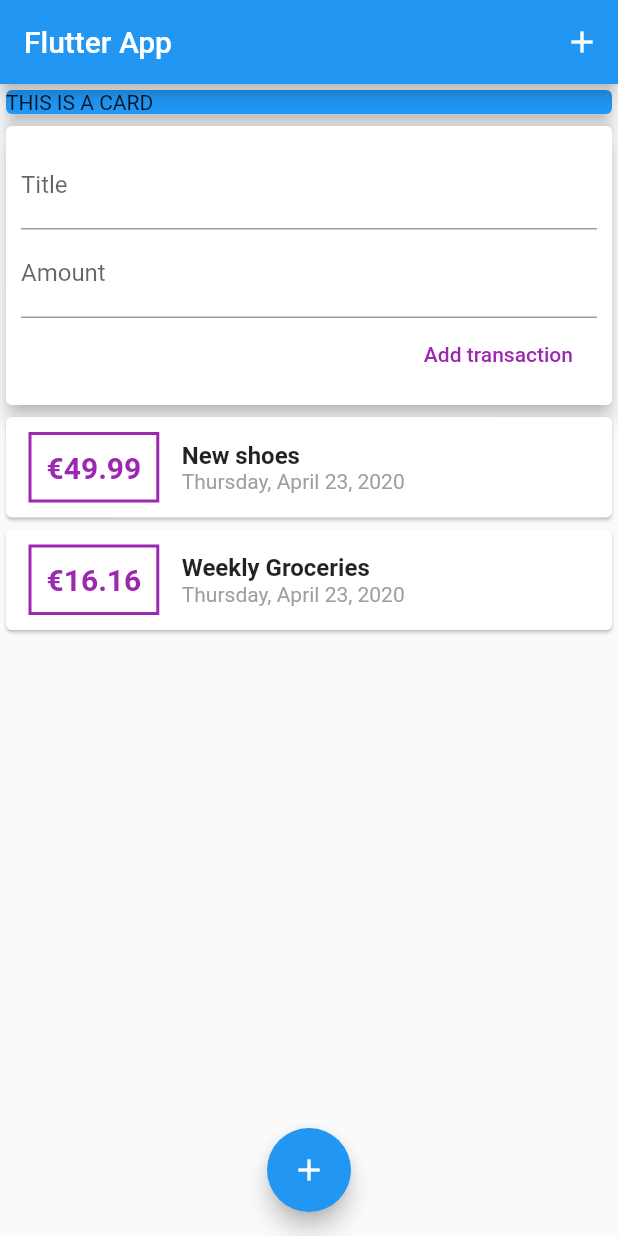
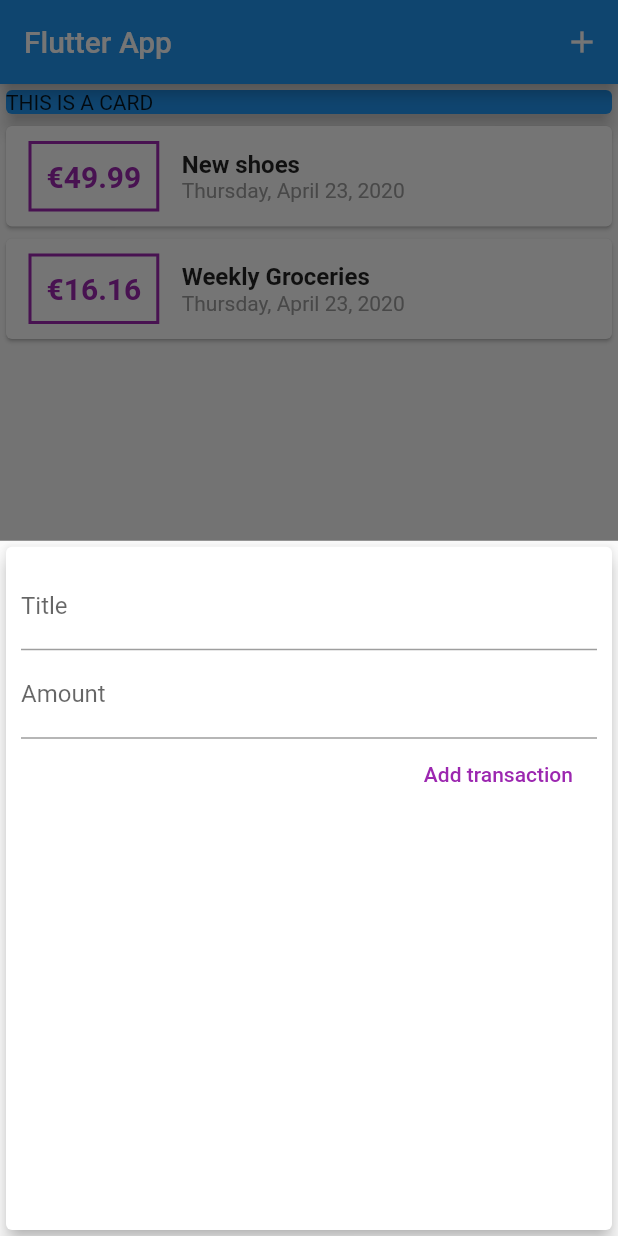
Before and after one commit to FilipePaiz/NoMoreWaste, a Flutter app: the screen it shows after launch, after a tap on the "add" icon, on a phone screen of 412 x 824 dp. Run offline on Flutter 3.47's test engine with Material 2 defaults, Android fonts, the phone set to English and light mode, and no system bars.

Commit message:
Buttons open the user form and can post data

```diff
--- a/lib/main.dart
+++ b/lib/main.dart
@@ -1,7 +1,9 @@
-import 'package:expenses_app/widgets/user_transaction.dart';
+import 'package:expenses_app/widgets/new_transaction.dart';
 
 import './widgets/transaction_list.dart';
 import 'package:flutter/material.dart';
+
+import 'models/transaction.dart';
 
 void main() => runApp(MyApp());
 
@@ -15,9 +17,52 @@ class MyApp extends StatelessWidget {
   }
 }
 
-class MyHomePage extends StatelessWidget {
-  final titleController = TextEditingController();
-  final amountController = TextEditingController();
+class MyHomePage extends StatefulWidget {
+  @override
+  _MyHomePageState createState() => _MyHomePageState();
+}
+
+class _MyHomePageState extends State<MyHomePage> {
+  final List<Transaction> _userTransaction = [
+    Transaction(
+      id: 'ID1',
+      title: 'New shoes',
+      amount: 49.99,
+      date: DateTime.now(),
+    ),
+    Transaction(
+      id: 'ID2',
+      title: 'Weekly Groceries',
+      amount: 16.16,
+      date: DateTime.now(),
+    ),
+  ];
+
+  void _addNewTransaction(String title, double amount) {
+    final newTransaction = Transaction(
+      title: title,
+      amount: amount,
+      date: DateTime.now(),
+      id: DateTime.now().toString(),
+    );
+
+    setState(() {
+      _userTransaction.add(newTransaction);
+    });
+  }
+
+  void _startAddNewTransaction(BuildContext ctx) {
+    showModalBottomSheet(
+      context: ctx,
+      builder: (bCtx) {
+        return GestureDetector(
+          onTap: () {},
+          child: NewTransaction(_addNewTransaction),
+          behavior: HitTestBehavior.opaque,
+        );
+      },
+    );
+  }
 
   @override
   Widget build(BuildContext context) {
@@ -27,7 +72,7 @@ class MyHomePage extends StatelessWidget {
         actions: <Widget>[
           IconButton(
             icon: Icon(Icons.add),
-            onPressed: () {},
+            onPressed: () => _startAddNewTransaction(context),
           ),
         ],
       ),
@@ -43,13 +88,14 @@ class MyHomePage extends StatelessWidget {
                 elevation: 5,
               ),
             ),
-            UserTransaction(),
+            TransactionList(_userTransaction),
           ],
         ),
       ),
       floatingActionButtonLocation: FloatingActionButtonLocation.centerFloat,
       floatingActionButton: FloatingActionButton(
         child: Icon(Icons.add),
+        onPressed: () => _startAddNewTransaction(context),
       ),
     );
   }
--- a/lib/widgets/new_transaction.dart
+++ b/lib/widgets/new_transaction.dart
@@ -1,12 +1,18 @@
 import 'package:flutter/material.dart';
 
-class NewTransaction extends StatelessWidget {
-  final titleController = TextEditingController();
-  final amountController = TextEditingController();
-
+class NewTransaction extends StatefulWidget {
   final Function addTransactionHandler;
 
   NewTransaction(this.addTransactionHandler);
+
+  @override
+  _NewTransactionState createState() => _NewTransactionState();
+}
+
+class _NewTransactionState extends State<NewTransaction> {
+  final titleController = TextEditingController();
+
+  final amountController = TextEditingController();
 
   void submitData() {
     final enteredTitle = titleController.text;
@@ -17,10 +23,12 @@ class NewTransaction extends StatelessWidget {
       return;
     }
 
-    addTransactionHandler(
+    widget.addTransactionHandler(
       enteredTitle,
       enteredAmount,
     );
+
+    Navigator.of(context).pop();
   }
 
   @override
--- a/lib/widgets/user_transaction.dart
+++ /dev/null
@@ -1,50 +0,0 @@
-import 'package:expenses_app/models/transaction.dart';
-
-import '../widgets/new_transaction.dart';
-import '../widgets/transaction_list.dart';
-import 'package:flutter/material.dart';
-
-class UserTransaction extends StatefulWidget {
-  @override
-  _UserTransactionState createState() => _UserTransactionState();
-}
-
-class _UserTransactionState extends State<UserTransaction> {
-  final List<Transaction> _userTransaction = [
-    Transaction(
-      id: 'ID1',
-      title: 'New shoes',
-      amount: 49.99,
-      date: DateTime.now(),
-    ),
-    Transaction(
-      id: 'ID2',
-      title: 'Weekly Groceries',
-      amount: 16.16,
-      date: DateTime.now(),
-    ),
-  ];
-
-  void _addNewTransaction(String title, double amount) {
-    final newTransaction = Transaction(
-      title: title,
-      amount: amount,
-      date: DateTime.now(),
-      id: DateTime.now().toString(),
-    );
-
-    setState(() {
-      _userTransaction.add(newTransaction);
-    });
-  }
-
-  @override
-  Widget build(BuildContext context) {
-    return Column(
-      children: <Widget>[
-        NewTransaction(_addNewTransaction),
-        TransactionList(_userTransaction),
-      ],
-    );
-  }
-}
```
